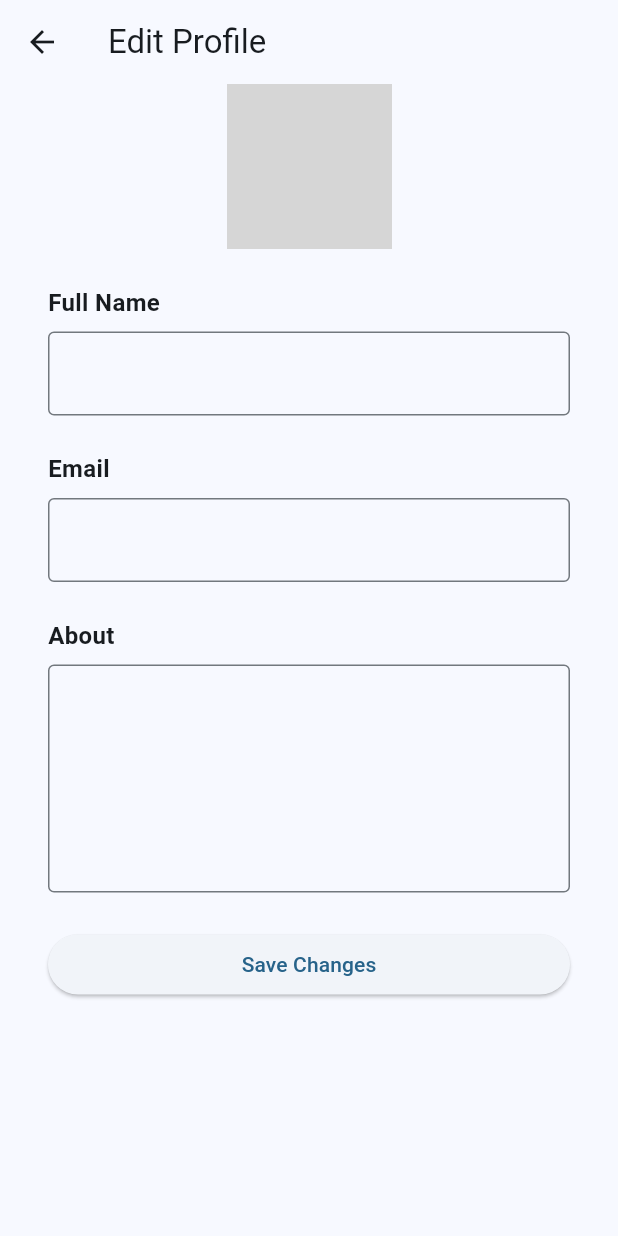
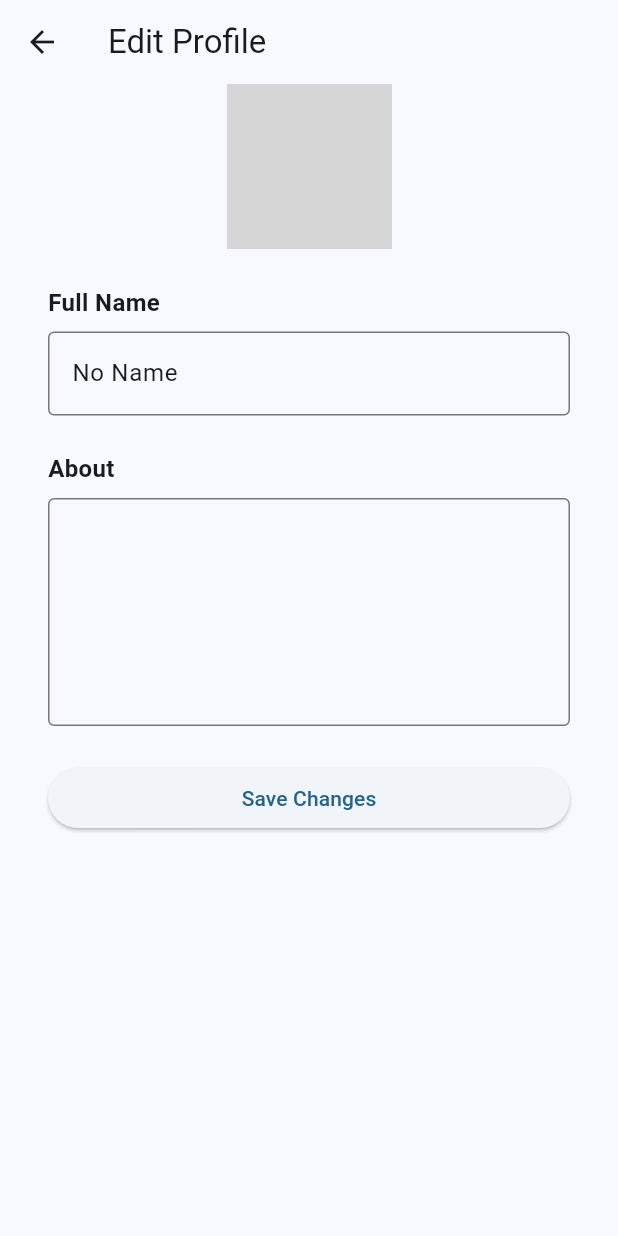
Before and after one commit to zeykafx/lepl1509-moviegram, a Flutter app: the ProfilePage screen opened directly, after a tap on the "edit" icon, on a phone screen of 412 x 824 dp. Run offline on Flutter 3.47's test engine with Material 2 defaults, Android fonts, the phone set to English and light mode, and no system bars; drawn by our look-alikes of dynamic_color; our stand-ins replace card_swiper, cloud_firestore, firebase_auth, firebase_core, firebase_storage, flutter_animate and 4 more; missing offline and left inert: interactive_bottom_sheet; accounts and stored records are empty; network calls fail; grey boxes are pictures that could not be loaded.

Commit message:
ProfilePage v3

```diff
--- a/lib/components/drawer/drawer.dart
+++ b/lib/components/drawer/drawer.dart
@@ -95,7 +95,7 @@ class _DrawerState extends State<DrawerComponent> {
                       Padding(
                         padding: const EdgeInsets.fromLTRB(0, 0, 0, 5),
                         child: ProfileWidget(
-                          imagePath: userProfile?.photoURL ??
+                          imagePath: currentUser?.photoURL ??
                               'http://www.gravatar.com/avatar/?d=mp',
                           inDrawer: true,
                           onClicked: () {Navigator.of(context).push(MaterialPageRoute(
--- a/lib/models/user_profile.dart
+++ b/lib/models/user_profile.dart
@@ -1,38 +1,23 @@
 class UserProfile {
   final String? uid;
-  String? name;
-  String? email;
-  String? photoURL;
   int followers;
   int following;
   int ranking;
   String? bio;
 
-  UserProfile(this.followers, this.following, this.ranking, this.bio,
-      {this.uid, this.name, this.email, this.photoURL});
+  UserProfile({this.uid, this.bio, required this.followers, required this.following, required this.ranking});
 
   static UserProfile fromMap(Map<String, dynamic> map) {
-    return UserProfile(map['followers'], map['following'], map['ranking'], map['bio'],
+    return UserProfile(
         uid: map['uid'],
-        name: map['name'],
-        email: map['email'],
-        photoURL: map['photoURL']);
-  }
-
-  void updatePhotoURL(String photoURL) {
-    this.photoURL = photoURL;
-
-  }
-
-  void updateName(String name) {
-    this.name = name;
+        bio: map['bio'],
+        followers: map['followers'],
+        following: map['following'],
+        ranking: map['ranking'],
+        );
   }
 
   void updateBio(String bio) {
     this.bio = bio;
   }
-
-  void updateEmail(String email) {
-    this.email = email;
-  }
 }
--- a/lib/pages/profile/pages/edit_profile_page.dart
+++ b/lib/pages/profile/pages/edit_profile_page.dart
@@ -17,7 +17,6 @@ import 'package:cloud_firestore/cloud_firestore.dart';
 
 import '../utils/about_preferences.dart';
 
-User? currentUser = FirebaseAuth.instance.currentUser;
 
 class EditProfilePage extends StatefulWidget {
   @override
@@ -29,10 +28,12 @@ class _EditProfilePageState extends State<EditProfilePage> {
 
   var db = FirebaseFirestore.instance;
 
+  User? currentUser = FirebaseAuth.instance.currentUser;
+
+
   String? _name;
   String? _bio;
   String? _photoURL;
-  String? _email;
 
 
   UserProfile? userProfile;
@@ -45,13 +46,11 @@ class _EditProfilePageState extends State<EditProfilePage> {
 
   Future<void> readUserData() async {
     DocumentSnapshot<Map<String, dynamic>> value = await db.collection('users').doc(currentUser?.uid).get();
-    setState(() {
     userProfile = UserProfile.fromMap(value.data() as Map<String, dynamic>);
-      _name = userProfile?.name;
+    _name = currentUser?.displayName;
     _bio = userProfile?.bio;
-      _photoURL = userProfile?.photoURL;
-      _email = userProfile?.email;
-    });
+    _photoURL = currentUser?.photoURL;
+    setState(() {});
   }
 
   firebase_storage.FirebaseStorage storage =
@@ -61,7 +60,7 @@ class _EditProfilePageState extends State<EditProfilePage> {
   final ImagePicker _picker = ImagePicker();
 
   bool _change = false;
-
+  bool _loading = false;
 
 
   Future imgFromGallery() async {
@@ -92,13 +91,15 @@ class _EditProfilePageState extends State<EditProfilePage> {
 
   Future uploadFile() async {
     if (_photo == null) return;
-    final fileName = basename(_photo!.path);
-    final destination = 'ProfilePics/$fileName';
+    final destination = 'ProfilePics/${currentUser?.uid}';
 
     try {
       final ref = firebase_storage.FirebaseStorage.instance
           .ref(destination)
           .child('image/');
+      setState(() {
+        _loading = true;
+      });
       await ref.putFile(_photo!);
     } catch (e) {
       print('error occured');
@@ -110,8 +111,8 @@ class _EditProfilePageState extends State<EditProfilePage> {
 
     setState(() {
       _change = true;
-      userProfile?.updatePhotoURL(url);
       _photoURL = url;
+      _loading = false;
     });
 
   }
@@ -122,26 +123,35 @@ class _EditProfilePageState extends State<EditProfilePage> {
       appBar: AppBar(
         title: const Text('Edit Profile'),
       ),
-      body: userProfile == null ? CircularProgressIndicator() : ListView(
+      body: ListView(
         padding: const EdgeInsets.symmetric(horizontal: 32),
         physics: const BouncingScrollPhysics(),
         children: [
+          Stack(
+            children: [
               ProfileWidget(
-            imagePath: userProfile?.photoURL,
+                imagePath: _photoURL ?? 'http://www.gravatar.com/avatar/?d=mp',
                 inDrawer: false,
                 isEdit: true,
                 onClicked: () {
                   _showPicker(context);
                 },
               ),
+              if (_loading)
+                const Positioned.fill(
+                  child: Align(
+                    alignment: Alignment.center,
+                    child: CircularProgressIndicator(),
+                  ),
+                ),
+            ],
+          ),
           const SizedBox(height: 24),
           TextFieldWidget(
             label: 'Full Name',
-            text: userProfile?.name,
+            text: _name ?? 'No Name',
             onChanged: (name) {
               setState(() {
-                currentUser?.updateDisplayName(name);
-                userProfile?.updateName(name);
                 _name = name;
                 _change = true;
               });
@@ -149,25 +159,11 @@ class _EditProfilePageState extends State<EditProfilePage> {
           ),
           const SizedBox(height: 24),
           TextFieldWidget(
-            label: 'Email',
-            text: userProfile?.email,
-            onChanged: (email) {
-              currentUser?.updateEmail(email);
-              setState(() {
-                userProfile?.updateEmail(email);
-                _email = email;
-                _change = true;
-              });
-            },
-          ),
-          const SizedBox(height: 24),
-          TextFieldWidget(
             label: 'About',
-            text: userProfile?.bio,
+            text: userProfile?.bio ?? 'No Bio',
             maxLines: 5,
             onChanged: (about) {
               setState(() {
-                userProfile?.updateBio(about);
                 _bio = about;
                 _change = true;
               });
@@ -220,12 +216,10 @@ class _EditProfilePageState extends State<EditProfilePage> {
     if (_change == true){
       final db = FirebaseFirestore.instance;
 
+      currentUser?.updateDisplayName(_name);
+      currentUser?.updatePhotoURL(_photoURL);
       await db.collection('users').doc(currentUser?.uid).update({
-        'name': _name,
         'about': _bio,
-        'email': _email,
-        'photoURL': _photoURL,
-
       });
 
     }
--- a/lib/pages/profile/pages/profile_page.dart
+++ b/lib/pages/profile/pages/profile_page.dart
@@ -9,7 +9,6 @@ import 'package:projet_lepl1509_groupe_17/pages/profile/widgets/profile_widget.d
 import '../widgets/numbers_widget.dart';
 import 'edit_profile_page.dart';
 
-User? currentUser = FirebaseAuth.instance.currentUser;
 
 class ProfilePage extends StatefulWidget {
   const ProfilePage({super.key});
@@ -21,6 +20,8 @@ class ProfilePage extends StatefulWidget {
 class _ProfilePageState extends State<ProfilePage> {
   var db = FirebaseFirestore.instance;
 
+  User? currentUser = FirebaseAuth.instance.currentUser;
+
   UserProfile? userProfile;
 
   @override
@@ -31,10 +32,10 @@ class _ProfilePageState extends State<ProfilePage> {
 
   // gets the user data from firestore
   Future<void> readUserData() async {
-    await db.collection('users').doc(currentUser?.uid).get().then((value) {
-      setState(() {
-        userProfile = UserProfile.fromMap(value.data() as Map<String, dynamic>);
-      });
+    var value = await db.collection('users').doc(currentUser?.uid).get();
+    await currentUser?.reload();
+    setState(() {
+      userProfile = UserProfile.fromMap(value.data() as Map<String, dynamic>);
     });
   }
 
@@ -49,7 +50,7 @@ class _ProfilePageState extends State<ProfilePage> {
         physics: const BouncingScrollPhysics(),
         children: [
           ProfileWidget(
-            imagePath: userProfile?.photoURL,
+            imagePath: currentUser?.photoURL ?? 'http://www.gravatar.com/avatar/?d=mp',
             inDrawer: false,
             onClicked: () {Navigator.of(context).push(MaterialPageRoute(
               builder:
@@ -68,12 +69,12 @@ class _ProfilePageState extends State<ProfilePage> {
           Column(
             children: [
               Text(
-                userProfile?.name ?? "No name",
+                currentUser?.displayName ?? "No name",
                 style: const TextStyle(fontWeight: FontWeight.bold, fontSize: 24),
               ),
               const SizedBox(height: 4),
               Text(
-                userProfile?.email ?? "No email",
+                currentUser?.email ?? "No email",
                 style: const TextStyle(color: Colors.grey),
               ),
             ],
--- a/lib/pages/profile/widgets/profile_widget.dart
+++ b/lib/pages/profile/widgets/profile_widget.dart
@@ -44,7 +44,7 @@ class ProfileWidget extends StatelessWidget {
     return ClipOval(
         child: Material(
             color: Colors.transparent,
-            child: imagePath == null ? CircularProgressIndicator() : Image.network(
+            child: Image.network(
               imagePath!,
               fit: BoxFit.cover,
               width: size,
```
Lines whose indentation alone changed are shown as unchanged.
